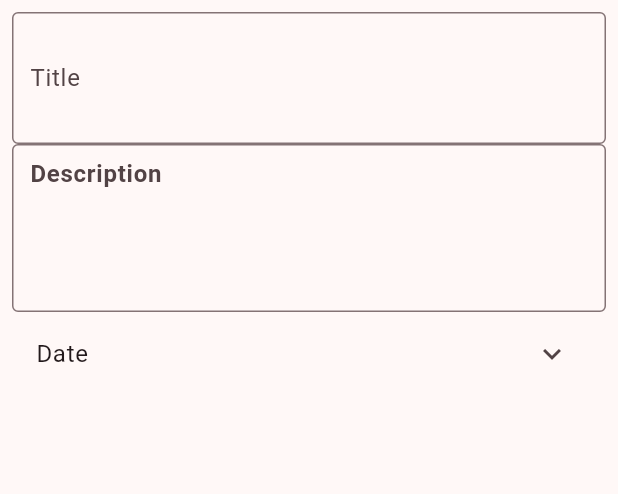
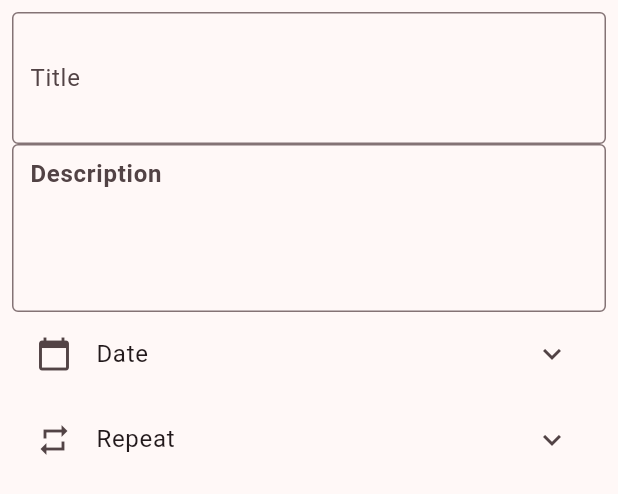
Before and after one commit to csa67/ProdPal, a Flutter app: the Task widget shown alone on an empty page, opened directly, on a phone screen of 412 x 824 dp. Shown: the top 494 px of the screen. Run offline on Flutter 3.47's test engine with Material 3 defaults, Android fonts, the light colour scheme and no system bars.

Commit message:
Added repetition frequency

```diff
--- a/lib/NewTaskPage.dart
+++ b/lib/NewTaskPage.dart
@@ -27,6 +27,7 @@ class _TaskState extends State<Task>{
   DateTime? selectedDate;
   DateTime? currentDate;
   bool isDateTileExpanded = false;
+  int _selectedValue = 1;
 
   void _onApplyButtonPressed() {
     setState(() {
@@ -84,6 +85,7 @@ class _TaskState extends State<Task>{
           ),
         ListTile(
           title: Text(selectedDate == null ? 'Date' : 'Date:  ${'${selectedDate!.toLocal()}'.split(' ')[0]}'),
+          leading: const Icon(Icons.calendar_today),
           trailing: Icon(
             isDateTileExpanded ? Icons.expand_less : Icons.expand_more,
           ),
@@ -94,6 +96,86 @@ class _TaskState extends State<Task>{
           },
         ),
         if (isDateTileExpanded) _buildDatePicker(),
+        ExpansionTile(
+          title: Text('Repeat'),
+          leading: Icon(Icons.repeat),
+          children: <Widget>[
+              RadioListTile(
+                  title: Text('Never'),
+                  value: 1,
+                  groupValue: _selectedValue,
+                  onChanged: (value){
+                    setState(() {
+                      _selectedValue = value!;
+                    });
+                  }
+              ),
+            RadioListTile(
+                title: Text('Daily'),
+                value: 2,
+                groupValue: _selectedValue,
+                onChanged: (value){
+                  setState(() {
+                    _selectedValue = value!;
+                  });
+                }
+            ),
+            RadioListTile(
+                title: Text('Weekdays'),
+                value: 3,
+                groupValue: _selectedValue,
+                onChanged: (value){
+                  setState(() {
+                    _selectedValue = value!;
+                  });
+                }
+            ),
+            RadioListTile(
+                title: Text('Weekend'),
+                value: 4,
+                groupValue: _selectedValue,
+                onChanged: (value){
+                  setState(() {
+                    _selectedValue = value!;
+                  });
+                }
+            ),
+            RadioListTile(
+                title: Text('Weekly'),
+                value: 5,
+                groupValue: _selectedValue,
+                onChanged: (value){
+                  setState(() {
+                    _selectedValue = value!;
+                  });
+                }
+            ),
+            RadioListTile(
+                title: Text('Monthly'),
+                value: 6,
+                groupValue: _selectedValue,
+                onChanged: (value){
+                  setState(() {
+                    _selectedValue = value!;
+                  });
+                }
+            ),
+            RadioListTile(
+                title: Text('Custom'),
+                value: 7,
+                groupValue: _selectedValue,
+                onChanged: (value){
+                  setState(() {
+                    _selectedValue = value!;
+                  });
+                }
+            ),
+            ElevatedButton(
+              onPressed: _onApplyButtonPressed,
+              child: const Text('Confirm'),
+            ),
+          ]
+        ),
       ]
     );
   }
```
